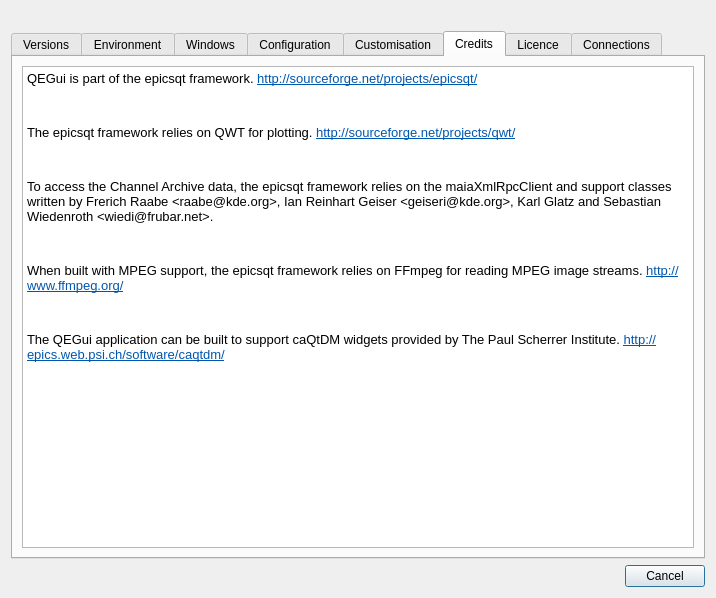
First picture: the form in applications/QEGuiApp/src/aboutDialog.ui, repository andrewrhyder/epicsqt, before the edit.
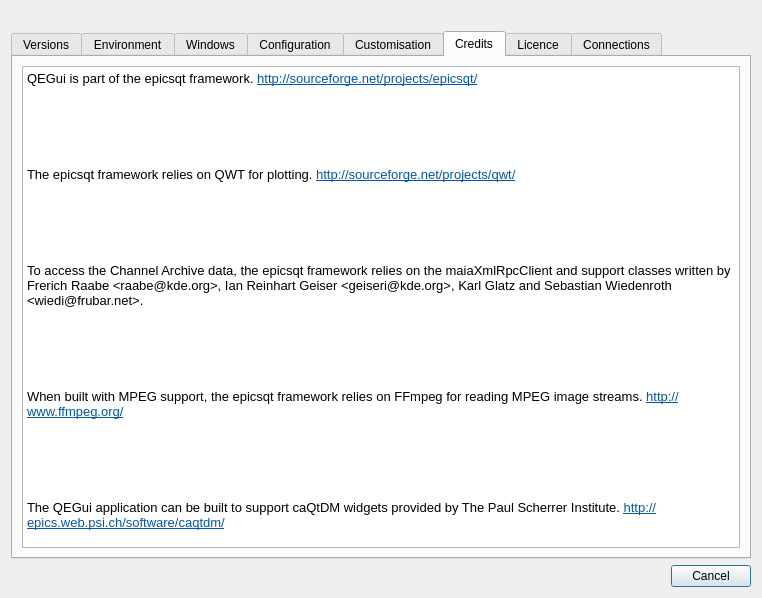
Second picture: the form after the edit. The open tabs and pages were chosen to show the change. Icons and pictures are not drawn.

Commit message: Fix presentation of QEImage profiles. Doco changes for user levels. Tweak help->about box

Diff of the .ui file:
```diff
--- a/applications/QEGuiApp/src/aboutDialog.ui
+++ b/applications/QEGuiApp/src/aboutDialog.ui
@@ -6,7 +6,7 @@
    <rect>
     <x>0</x>
     <y>0</y>
-    <width>716</width>
+    <width>762</width>
     <height>598</height>
    </rect>
   </property>
@@ -518,16 +518,20 @@
           <string>&lt;!DOCTYPE HTML PUBLIC &quot;-//W3C//DTD HTML 4.0//EN&quot; &quot;http://www.w3.org/TR/REC-html40/strict.dtd&quot;&gt;
 &lt;html&gt;&lt;head&gt;&lt;meta name=&quot;qrichtext&quot; content=&quot;1&quot; /&gt;&lt;style type=&quot;text/css&quot;&gt;
 p, li { white-space: pre-wrap; }
-&lt;/style&gt;&lt;/head&gt;&lt;body style=&quot; font-family:'Sans'; font-size:10pt; font-weight:400; font-style:normal;&quot;&gt;
-&lt;p style=&quot; margin-top:12px; margin-bottom:12px; margin-left:0px; margin-right:0px; -qt-block-indent:0; text-indent:0px;&quot;&gt;&lt;span style=&quot; font-family:'Sans Serif';&quot;&gt;QEGui is part of the epicsqt framework. &lt;/span&gt;&lt;a href=&quot;http://sourceforge.net/projects/epicsqt/&quot;&gt;&lt;span style=&quot; font-family:'Sans Serif'; text-decoration: underline; color:#0057ae;&quot;&gt;http://sourceforge.net/projects/epicsqt/&lt;/span&gt;&lt;/a&gt;&lt;/p&gt;
-&lt;p style=&quot;-qt-paragraph-type:empty; margin-top:12px; margin-bottom:12px; margin-left:0px; margin-right:0px; -qt-block-indent:0; text-indent:0px; font-family:'Sans Serif';&quot;&gt;&lt;br /&gt;&lt;/p&gt;
-&lt;p style=&quot; margin-top:12px; margin-bottom:12px; margin-left:0px; margin-right:0px; -qt-block-indent:0; text-indent:0px;&quot;&gt;&lt;span style=&quot; font-family:'Sans Serif';&quot;&gt;The epicsqt framework relies on QWT for plotting. &lt;/span&gt;&lt;a href=&quot;http://sourceforge.net/projects/qwt/&quot;&gt;&lt;span style=&quot; font-family:'Sans Serif'; text-decoration: underline; color:#0057ae;&quot;&gt;http://sourceforge.net/projects/qwt/&lt;/span&gt;&lt;/a&gt;&lt;/p&gt;
-&lt;p style=&quot;-qt-paragraph-type:empty; margin-top:12px; margin-bottom:12px; margin-left:0px; margin-right:0px; -qt-block-indent:0; text-indent:0px;&quot;&gt;&lt;br /&gt;&lt;/p&gt;
-&lt;p style=&quot; margin-top:12px; margin-bottom:12px; margin-left:0px; margin-right:0px; -qt-block-indent:0; text-indent:0px;&quot;&gt;&lt;span style=&quot; font-family:'Sans Serif';&quot;&gt;To access the Channel Archive data, the epicsqt framework relies on the maiaXmlRpcClient and support classes written by Frerich Raabe &amp;lt;raabe@kde.org&amp;gt;, Ian Reinhart Geiser &amp;lt;geiseri@kde.org&amp;gt;, Karl Glatz and Sebastian Wiedenroth &amp;lt;wiedi@frubar.net&amp;gt;.&lt;/span&gt;&lt;/p&gt;
-&lt;p style=&quot;-qt-paragraph-type:empty; margin-top:12px; margin-bottom:12px; margin-left:0px; margin-right:0px; -qt-block-indent:0; text-indent:0px; font-family:'Sans Serif';&quot;&gt;&lt;br /&gt;&lt;/p&gt;
-&lt;p style=&quot; margin-top:12px; margin-bottom:12px; margin-left:0px; margin-right:0px; -qt-block-indent:0; text-indent:0px;&quot;&gt;&lt;span style=&quot; font-family:'Sans Serif';&quot;&gt;When built with MPEG support, the epicsqt framework relies on FFmpeg for reading MPEG image streams. &lt;/span&gt;&lt;span style=&quot; font-family:'Sans Serif'; text-decoration: underline; color:#0057ae;&quot;&gt;http://www.ffmpeg.org/&lt;/span&gt;&lt;/p&gt;
-&lt;p style=&quot;-qt-paragraph-type:empty; margin-top:12px; margin-bottom:12px; margin-left:0px; margin-right:0px; -qt-block-indent:0; text-indent:0px; font-family:'Sans Serif';&quot;&gt;&lt;br /&gt;&lt;/p&gt;
-&lt;p style=&quot; margin-top:12px; margin-bottom:12px; margin-left:0px; margin-right:0px; -qt-block-indent:0; text-indent:0px;&quot;&gt;&lt;span style=&quot; font-family:'Sans Serif';&quot;&gt;The QEGui application can be built to support caQtDM widgets provided by The Paul Scherrer Institute. &lt;/span&gt;&lt;a href=&quot;http://epics.web.psi.ch/software/caqtdm/&quot;&gt;&lt;span style=&quot; font-family:'Sans Serif'; text-decoration: underline; color:#0057ae;&quot;&gt;http://epics.web.psi.ch/software/caqtdm/&lt;/span&gt;&lt;/a&gt;&lt;/p&gt;&lt;/body&gt;&lt;/html&gt;</string>
+&lt;/style&gt;&lt;/head&gt;&lt;body style=&quot; font-family:'Sans Serif'; font-size:10pt; font-weight:400; font-style:normal;&quot;&gt;
+&lt;p style=&quot; margin-top:12px; margin-bottom:12px; margin-left:0px; margin-right:0px; -qt-block-indent:0; text-indent:0px;&quot;&gt;QEGui is part of the epicsqt framework. &lt;a href=&quot;http://sourceforge.net/projects/epicsqt/&quot;&gt;&lt;span style=&quot; text-decoration: underline; color:#0057ae;&quot;&gt;http://sourceforge.net/projects/epicsqt/&lt;/span&gt;&lt;/a&gt;&lt;/p&gt;
+&lt;p style=&quot;-qt-paragraph-type:empty; margin-top:12px; margin-bottom:12px; margin-left:0px; margin-right:0px; -qt-block-indent:0; text-indent:0px;&quot;&gt;&lt;/p&gt;
+&lt;p style=&quot; margin-top:0px; margin-bottom:0px; margin-left:0px; margin-right:0px; -qt-block-indent:0; text-indent:0px;&quot;&gt;&lt;br /&gt;&lt;/p&gt;
+&lt;p style=&quot; margin-top:12px; margin-bottom:12px; margin-left:0px; margin-right:0px; -qt-block-indent:0; text-indent:0px;&quot;&gt;The epicsqt framework relies on QWT for plotting. &lt;a href=&quot;http://sourceforge.net/projects/qwt/&quot;&gt;&lt;span style=&quot; text-decoration: underline; color:#0057ae;&quot;&gt;http://sourceforge.net/projects/qwt/&lt;/span&gt;&lt;/a&gt;&lt;/p&gt;
+&lt;p style=&quot;-qt-paragraph-type:empty; margin-top:12px; margin-bottom:12px; margin-left:0px; margin-right:0px; -qt-block-indent:0; text-indent:0px; font-family:'Sans';&quot;&gt;&lt;/p&gt;
+&lt;p style=&quot; margin-top:0px; margin-bottom:0px; margin-left:0px; margin-right:0px; -qt-block-indent:0; text-indent:0px;&quot;&gt;&lt;span style=&quot; font-family:'Sans';&quot;&gt;&lt;br /&gt;&lt;/span&gt;&lt;/p&gt;
+&lt;p style=&quot; margin-top:12px; margin-bottom:12px; margin-left:0px; margin-right:0px; -qt-block-indent:0; text-indent:0px;&quot;&gt;To access the Channel Archive data, the epicsqt framework relies on the maiaXmlRpcClient and support classes written by Frerich Raabe &amp;lt;raabe@kde.org&amp;gt;, Ian Reinhart Geiser &amp;lt;geiseri@kde.org&amp;gt;, Karl Glatz and Sebastian Wiedenroth &amp;lt;wiedi@frubar.net&amp;gt;.&lt;/p&gt;
+&lt;p style=&quot;-qt-paragraph-type:empty; margin-top:12px; margin-bottom:12px; margin-left:0px; margin-right:0px; -qt-block-indent:0; text-indent:0px;&quot;&gt;&lt;/p&gt;
+&lt;p style=&quot; margin-top:0px; margin-bottom:0px; margin-left:0px; margin-right:0px; -qt-block-indent:0; text-indent:0px;&quot;&gt;&lt;br /&gt;&lt;/p&gt;
+&lt;p style=&quot; margin-top:12px; margin-bottom:12px; margin-left:0px; margin-right:0px; -qt-block-indent:0; text-indent:0px;&quot;&gt;When built with MPEG support, the epicsqt framework relies on FFmpeg for reading MPEG image streams. &lt;span style=&quot; text-decoration: underline; color:#0057ae;&quot;&gt;http://www.ffmpeg.org/&lt;/span&gt;&lt;/p&gt;
+&lt;p style=&quot;-qt-paragraph-type:empty; margin-top:12px; margin-bottom:12px; margin-left:0px; margin-right:0px; -qt-block-indent:0; text-indent:0px;&quot;&gt;&lt;/p&gt;
+&lt;p style=&quot; margin-top:0px; margin-bottom:0px; margin-left:0px; margin-right:0px; -qt-block-indent:0; text-indent:0px;&quot;&gt;&lt;br /&gt;&lt;/p&gt;
+&lt;p style=&quot; margin-top:12px; margin-bottom:12px; margin-left:0px; margin-right:0px; -qt-block-indent:0; text-indent:0px;&quot;&gt;The QEGui application can be built to support caQtDM widgets provided by The Paul Scherrer Institute. &lt;a href=&quot;http://epics.web.psi.ch/software/caqtdm/&quot;&gt;&lt;span style=&quot; text-decoration: underline; color:#0057ae;&quot;&gt;http://epics.web.psi.ch/software/caqtdm/&lt;/span&gt;&lt;/a&gt;&lt;/p&gt;&lt;/body&gt;&lt;/html&gt;</string>
          </property>
         </widget>
        </item>
```
Left out of the diff: 19 changed lines with no effect on the pictures. The commit also changes 3 other files.
